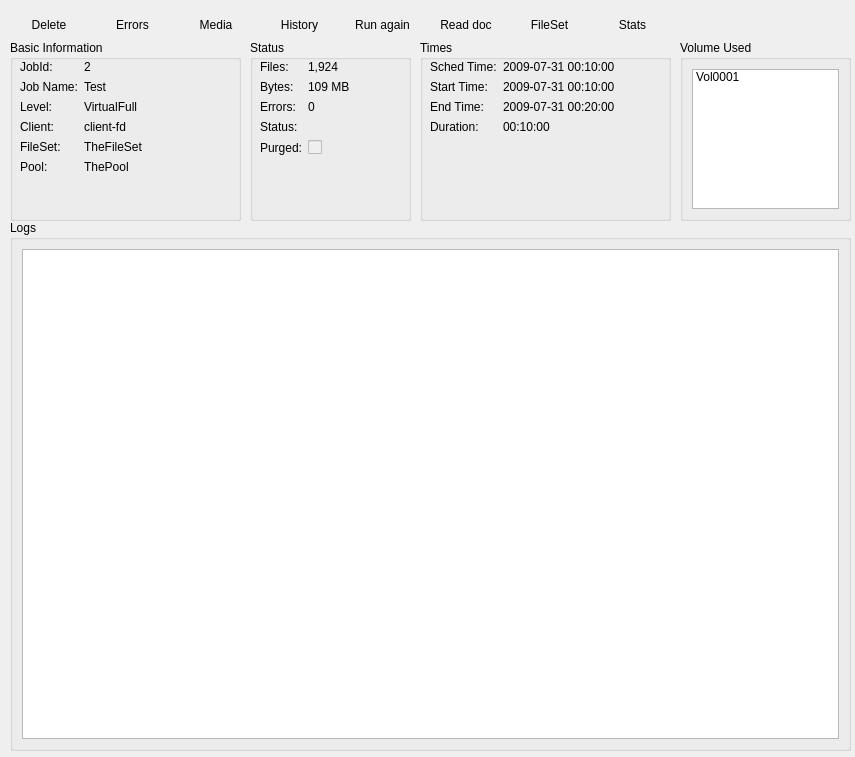
Old version of the form bacula/src/qt-console/job/job.ui in the repository rkorzeniewski/bacula.
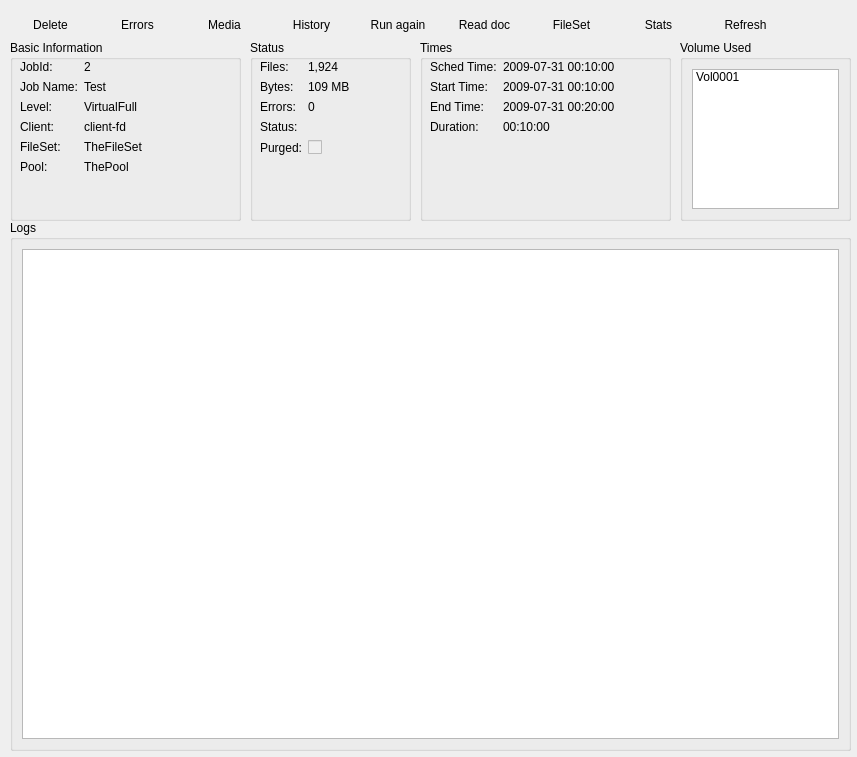
New version of the form. Icons and pictures are not drawn.

Commit message: add refresh and delete event

Patch:
```diff
--- a/bacula/src/qt-console/job/job.ui
+++ b/bacula/src/qt-console/job/job.ui
@@ -5,7 +5,7 @@
    <rect>
     <x>0</x>
     <y>0</y>
-    <width>855</width>
+    <width>857</width>
     <height>757</height>
    </rect>
   </property>
@@ -468,7 +468,7 @@
     <rect>
      <x>10</x>
      <y>10</y>
-     <width>661</width>
+     <width>776</width>
      <height>31</height>
     </rect>
    </property>
@@ -590,6 +590,20 @@
       </property>
      </widget>
     </item>
+    <item>
+     <widget class="QPushButton" name="pbRefresh" >
+      <property name="text" >
+       <string>Refresh</string>
+      </property>
+      <property name="icon" >
+       <iconset resource="../main.qrc" >
+        <normaloff>:/images/view-refresh.png</normaloff>:/images/view-refresh.png</iconset>
+      </property>
+      <property name="flat" >
+       <bool>true</bool>
+      </property>
+     </widget>
+    </item>
    </layout>
   </widget>
  </widget>
```
Left out of the diff: 23 changed lines with no effect on the pictures. The commit also changes 2 other files.
